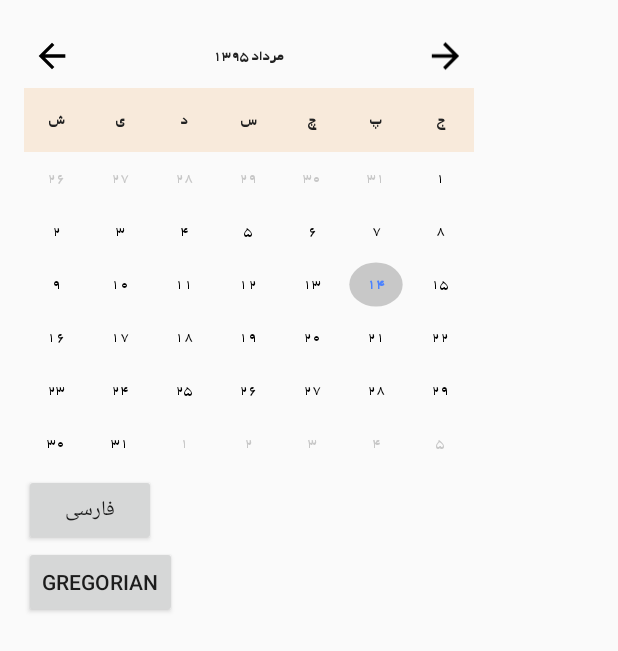
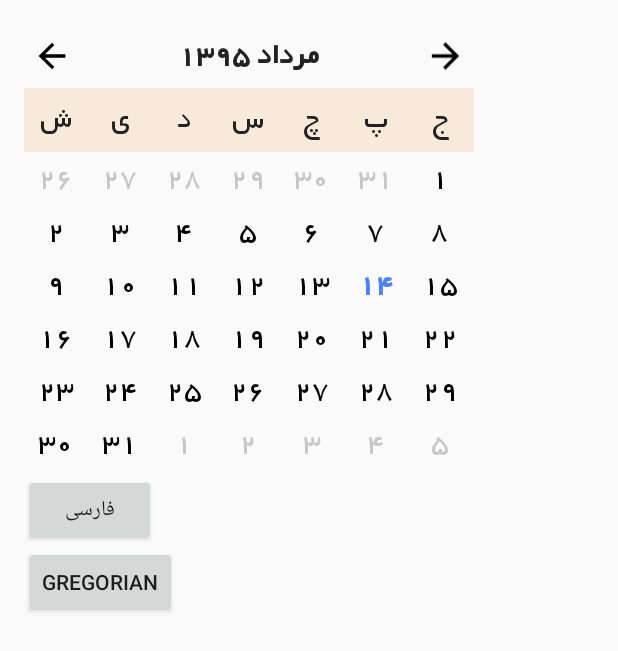
Before and after one commit to arianrey/PersianHybridCalendar, an Android app: the screen it shows after launch (MainActivity), on a phone screen of 412 x 824 dp. Shown: the top 651 px of the screen. Run offline under Robolectric (Android 15) with nearby library versions, the phone set to English and light mode, and no system bars.

Commit message:
* Multi selecting feature added to library * Selected date background fix

```diff
--- a/app/src/main/java/com/ananasdevs/test/MainActivity.java
+++ b/app/src/main/java/com/ananasdevs/test/MainActivity.java
@@ -31,16 +31,18 @@ public class MainActivity extends Activity {
 
         cv = ((CalendarView)findViewById(R.id.calendar_view));
         cv.setDateSystem(CalendarView.DateSystem.Persian);
-        cv.setFontSize(CalendarView.FontSize.Small);
+        cv.setFontSize(CalendarView.FontSize.Large);
+        cv.setMultiSelect(true);
         cv.setTypefaceFarsi(Typeface.createFromAsset(getAssets(), "BYekan.ttf"));
         //cv.updateCalendar(events);
         // assign event handler
         cv.setEventHandler(new CalendarView.EventHandler() {
             @Override
-            public void onDayLongPress(Date date) {
+            public boolean onDayLongPress(Date date) {
                 // show returned day
                 DateFormat df = SimpleDateFormat.getDateInstance();
                 Toast.makeText(MainActivity.this, df.format(date), Toast.LENGTH_SHORT).show();
+                return true;
             }
 
             @Override
--- a/persianhybridcalendar/src/main/java/com/hybriddevs/persianhybridcalendar/view/CalendarView.java
+++ b/persianhybridcalendar/src/main/java/com/hybriddevs/persianhybridcalendar/view/CalendarView.java
@@ -45,9 +45,11 @@ public class CalendarView extends LinearLayout {
 
     // current displayed month
     private Calendar currentDate = Calendar.getInstance();
-    private CalendarTool currentDatePersian = new CalendarTool();
     private CalendarTool currentMonthPersian = new CalendarTool();
     private Date selectedDate = new Date();
+    private HashSet<Date> selectedDates = new HashSet<>();
+
+    private boolean multiSelect = false;
 
     //event handling
     private EventHandler eventHandler = null;
@@ -57,7 +59,7 @@ public class CalendarView extends LinearLayout {
 
         Gregorian("میلادی"),
         Persian("هجری شمسی"),
-        Arabic("هجری قمری");
+        @Deprecated  Arabic("هجری قمری");
 
         DateSystem(String system) {
 
@@ -126,6 +128,11 @@ public class CalendarView extends LinearLayout {
     private void initControl(Context context, AttributeSet attrs) {
         LayoutInflater inflater = (LayoutInflater) context.getSystemService(Context.LAYOUT_INFLATER_SERVICE);
         inflater.inflate(R.layout.control_calendar, this);
+
+        selectedDate.setHours(0);
+        selectedDate.setMinutes(0);
+        selectedDate.setSeconds(0);
+        selectedDates.add(selectedDate);
 
         loadDateFormat(attrs);
         assignUiElements();
@@ -197,21 +204,21 @@ public class CalendarView extends LinearLayout {
 
     private void setDaysTypeface() {
         if (dateSystem.equals(DateSystem.Persian) || dateSystem.equals(DateSystem.Arabic)) {
-            day1.setTypeface(typefaceFarsi, Typeface.BOLD);
-            day2.setTypeface(typefaceFarsi, Typeface.BOLD);
-            day3.setTypeface(typefaceFarsi, Typeface.BOLD);
-            day4.setTypeface(typefaceFarsi, Typeface.BOLD);
-            day5.setTypeface(typefaceFarsi, Typeface.BOLD);
-            day6.setTypeface(typefaceFarsi, Typeface.BOLD);
-            day7.setTypeface(typefaceFarsi, Typeface.BOLD);
+            day1.setTypeface(typefaceFarsi, Typeface.NORMAL);
+            day2.setTypeface(typefaceFarsi, Typeface.NORMAL);
+            day3.setTypeface(typefaceFarsi, Typeface.NORMAL);
+            day4.setTypeface(typefaceFarsi, Typeface.NORMAL);
+            day5.setTypeface(typefaceFarsi, Typeface.NORMAL);
+            day6.setTypeface(typefaceFarsi, Typeface.NORMAL);
+            day7.setTypeface(typefaceFarsi, Typeface.NORMAL);
         } else {
-            day1.setTypeface(null, Typeface.BOLD);
-            day2.setTypeface(null, Typeface.BOLD);
-            day3.setTypeface(null, Typeface.BOLD);
-            day4.setTypeface(null, Typeface.BOLD);
-            day5.setTypeface(null, Typeface.BOLD);
-            day6.setTypeface(null, Typeface.BOLD);
-            day7.setTypeface(null, Typeface.BOLD);
+            day1.setTypeface(null, Typeface.NORMAL);
+            day2.setTypeface(null, Typeface.NORMAL);
+            day3.setTypeface(null, Typeface.NORMAL);
+            day4.setTypeface(null, Typeface.NORMAL);
+            day5.setTypeface(null, Typeface.NORMAL);
+            day6.setTypeface(null, Typeface.NORMAL);
+            day7.setTypeface(null, Typeface.NORMAL);
         }
     }
 
@@ -282,8 +289,7 @@ public class CalendarView extends LinearLayout {
                 if (eventHandler == null)
                     return false;
 
-                eventHandler.onDayLongPress((Date) view.getItemAtPosition(position));
-                return true;
+                return eventHandler.onDayLongPress((Date) view.getItemAtPosition(position));
             }
         });
 
@@ -293,6 +299,13 @@ public class CalendarView extends LinearLayout {
                 // handle press
 
                 selectedDate = (Date) parent.getItemAtPosition(position);
+                if (isMultiSelect()) {
+                    if(selectedDates.contains(selectedDate)) {
+                        selectedDates.remove(selectedDate);
+                    } else {
+                        selectedDates.add(selectedDate);
+                    }
+                }
                 updateCalendar();
                 eventHandler.onDayPress(selectedDate);
             }
@@ -426,6 +439,16 @@ public class CalendarView extends LinearLayout {
         updateCalendar();
     }
 
+    public boolean isMultiSelect() {
+        return multiSelect;
+    }
+
+    public void setMultiSelect(boolean multiSelect) {
+        this.multiSelect = multiSelect;
+
+        updateCalendar();
+    }
+
     public void setTypefaceFarsi(Typeface typefaceFarsi) {
         this.typefaceFarsi = typefaceFarsi;
         txtDate.setTypeface(typefaceFarsi, Typeface.BOLD);
@@ -514,9 +537,16 @@ public class CalendarView extends LinearLayout {
                 ((TextView) view).setTypeface(typefaceFarsi, Typeface.BOLD);
                 ((TextView) view).setTextColor(getResources().getColor(R.color.today));
             }
-            if (date.equals(selectedDate)) {
-                ((TextView) view).setBackground(getResources().getDrawable(R.drawable.ic_brightness_1_black_24dp));
+            if(isMultiSelect()) {
+                if(selectedDates.contains(date)) {
+                    ((TextView) view).setBackground(getResources().getDrawable(R.drawable.selected_background));
+                }
+            } else {
+                if (date.equals(selectedDate)) {
+                    ((TextView) view).setBackground(getResources().getDrawable(R.drawable.selected_background));
+                }
             }
+
 
             // set text
             ((TextView) view).setText(String.valueOf(calendarTool.getIranianDay()));
@@ -579,8 +609,14 @@ public class CalendarView extends LinearLayout {
                 ((TextView) view).setTypeface(null, Typeface.BOLD);
                 ((TextView) view).setTextColor(getResources().getColor(R.color.today));
             }
-            if (date.equals(selectedDate)) {
-                ((TextView) view).setBackground(getResources().getDrawable(R.drawable.ic_brightness_1_black_24dp));
+            if(isMultiSelect()) {
+                if(selectedDates.contains(date)) {
+                    ((TextView) view).setBackground(getResources().getDrawable(R.drawable.selected_background));
+                }
+            } else {
+                if (date.equals(selectedDate)) {
+                    ((TextView) view).setBackground(getResources().getDrawable(R.drawable.selected_background));
+                }
             }
             // set text
             ((TextView) view).setText(String.valueOf(date.getDate()));
@@ -656,8 +692,13 @@ public class CalendarView extends LinearLayout {
      * the outside world
      */
     public interface EventHandler {
-        void onDayLongPress(Date date);
+        boolean onDayLongPress(Date date);
 
         void onDayPress(Date date);
     }
+
+    public HashSet<Date> getSelectedDates() {
+        return selectedDates;
+    }
+
 }
--- a/persianhybridcalendar/src/main/res/drawable/ic_brightness_1_black_24dp.xml
+++ /dev/null
@@ -1,9 +0,0 @@
-<vector xmlns:android="http://schemas.android.com/apk/res/android"
-        android:width="24dp"
-        android:height="24dp"
-        android:viewportWidth="24.0"
-        android:viewportHeight="24.0">
-    <path
-        android:fillColor="#33000000"
-        android:pathData="M12,12m-10,0a10,10 0,1 1,20 0a10,10 0,1 1,-20 0"/>
-</vector>
--- /dev/null
+++ b/persianhybridcalendar/src/main/res/drawable/selected_background.xml
@@ -0,0 +1,9 @@
+<?xml version="1.0" encoding="utf-8"?>
+<selector xmlns:android="http://schemas.android.com/apk/res/android">
+    <item>
+        <shape android:shape="rectangle"  >
+
+            <solid android:color="#11000000" ></solid>
+        </shape>
+    </item>
+</selector>
```
Also changed, not shown: 1 other file.
